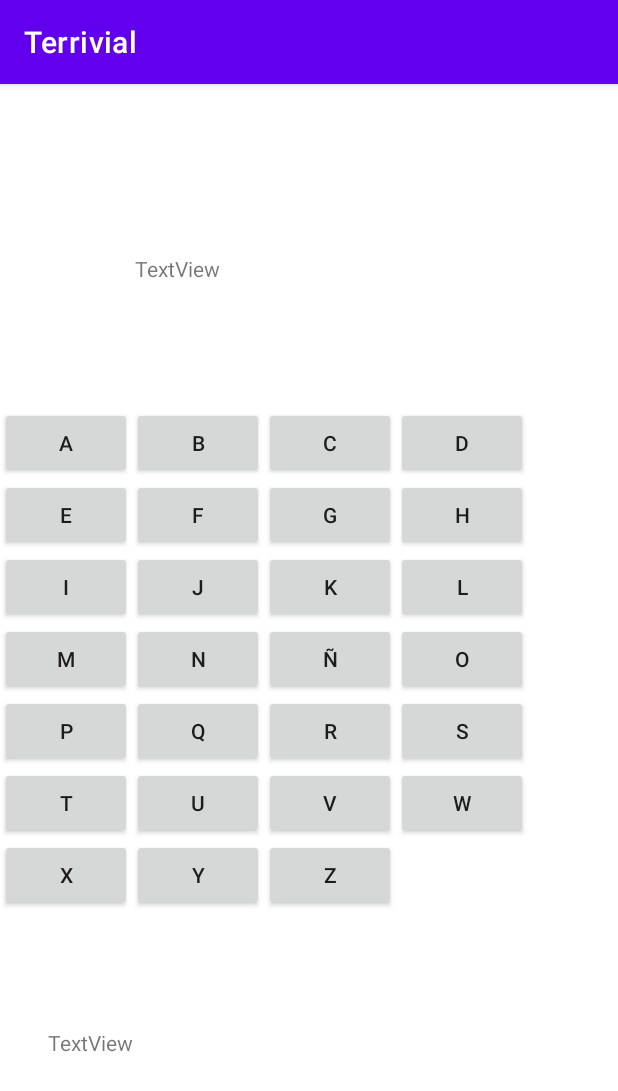
After one commit to casasDev/Terrivial, an Android app: the Ahorcadito screen opened directly, with no data from a screen before it, on a phone screen of 412 x 824 dp. The commit adds this screen. Shown: the top 1091 px of the screen. Run offline under Robolectric (Android 15) with nearby library versions, the phone set to English and light mode, and no system bars; network calls fail; 4 statements that could not run were skipped.

Commit message:
Ahorcado implementado y funcional. Falta rematar

```diff
--- a/app/src/main/AndroidManifest.xml
+++ b/app/src/main/AndroidManifest.xml
@@ -13,6 +13,8 @@
         android:supportsRtl="true"
         android:theme="@style/Theme.Terrivial"
         tools:targetApi="31">
+        <activity android:name=".vista.casino.Ahorcadito"
+            android:exported="false" />
         <activity android:name=".vista.casino.AdivinaNumero"
             android:exported="false" />
         <activity android:name=".vista.casino.JuegoView"
--- a/app/src/main/java/com/example/terrivial/modelo/casino/Minijuego.java
+++ b/app/src/main/java/com/example/terrivial/modelo/casino/Minijuego.java
@@ -7,8 +7,8 @@ import java.beans.PropertyChangeSupport;
 
 public abstract class Minijuego{
     private final PropertyChangeSupport pcs = new PropertyChangeSupport(this);
-    private int apuesta,foto;
-    private String nombre, descripcion;
+    private final int apuesta,foto;
+    private final String nombre, descripcion;
     public Minijuego(int apuesta, int foto, String descripcion, String nombre){
         this.apuesta = apuesta;
         this.foto = foto;
@@ -41,6 +41,8 @@ public abstract class Minijuego{
         if(lograda) {
             Partida.getInstance().setMonedas(Partida.getInstance().getMonedas() + (this.apuesta * 2));
             pcs.firePropertyChange("Apuesta lograda", null, null);
-        } else pcs.firePropertyChange("Perdiste",null,null);
+        } else pcs.firePropertyChange("Perdiste",getRespuesta(),null);
     }
+    public abstract void ejecutar(String s);
+    protected abstract String getRespuesta();
 }
--- a/app/src/main/java/com/example/terrivial/vista/MainActivity.kt
+++ b/app/src/main/java/com/example/terrivial/vista/MainActivity.kt
@@ -60,7 +60,7 @@ class MainActivity : AppCompatActivity(), PropertyChangeListener {
         casino = findViewById(R.id.casino)
         scaleUp = AnimationUtils.loadAnimation(this, R.anim.scale_up1)
         scaleDown = AnimationUtils.loadAnimation(this, R.anim.scale_down1)
-        Ahorcado.ListaPalabras.getMiLista().llenarLista(BufferedReader(InputStreamReader(assets.open("0_palabras_todas.txt"))).lines())
+        Ahorcado.llenarLista(BufferedReader(InputStreamReader(assets.open("0_palabras_todas.txt"))).lines())
         jugar.setOnClickListener {
             GestorSonidos.queSuene(this,R.raw.clickbutton)
             startActivity(Intent(this, MainActivity2::class.java))
--- /dev/null
+++ b/app/src/main/java/com/example/terrivial/vista/casino/Ahorcadito.kt
@@ -0,0 +1,55 @@
+package com.example.terrivial.vista.casino
+
+import android.os.Bundle
+import android.widget.Button
+import android.widget.TextView
+import androidx.gridlayout.widget.GridLayout
+import com.example.terrivial.R
+import com.example.terrivial.modelo.casino.Ahorcado
+import java.beans.PropertyChangeEvent
+
+class Ahorcadito : JuegoView() {
+    private lateinit var palabra : TextView
+    private lateinit var gridLetras : GridLayout
+    private lateinit var listaNegra : TextView
+    private val numFilas = 7
+    private val numColumnas = 4
+    override fun onCreate(savedInstanceState: Bundle?) {
+        super.onCreate(savedInstanceState)
+        palabra = findViewById(R.id.palabro)
+        gridLetras = findViewById(R.id.gridLetras)
+        listaNegra = findViewById(R.id.listaNegra)
+        this.juego = Ahorcado(this.getApuesta())
+        this.juego.addPropertyChangeListener(this)
+        generarBotones()
+    }
+    override fun getLayoutID(): Int {
+        return R.layout.ahorcado_layout
+    }
+    private fun generarBotones(){
+        gridLetras.columnCount = numColumnas
+        gridLetras.rowCount = numFilas
+        val abecedario = Ahorcado.getAbecedario()
+        var b: Button?
+        abecedario.forEach { i ->
+            b = Button(this)
+            b?.text = i.toString()
+            b?.setOnClickListener{
+                ejecutar(i.toString())
+            }
+            gridLetras.addView(b)
+        }
+    }
+    override fun propertyChange(p0: PropertyChangeEvent?) {
+        if(p0?.propertyName.equals("Letra acertada")){
+            palabra.text = (p0?.oldValue).toString().replace("]","").replace("[","").replace(",","")
+        }
+        else if(p0?.propertyName.equals("Letra fallada")){
+            listaNegra.text = (p0?.oldValue).toString().replace("]","").replace("[","")
+        }
+        else if(p0?.propertyName.equals("Primera peticion")){
+            palabra.text = (p0?.oldValue).toString().replace("]","").replace("[","").replace(",","")
+        }
+        else super.propertyChange(p0)
+    }
+}
--- a/app/src/main/java/com/example/terrivial/vista/casino/Casino.kt
+++ b/app/src/main/java/com/example/terrivial/vista/casino/Casino.kt
@@ -12,11 +12,14 @@ import org.w3c.dom.Text
 
 class Casino : AppCompatActivity() {
     private lateinit var b : Button
+    private lateinit var b2 : Button
     override fun onCreate(savedInstanceState: Bundle?) {
         super.onCreate(savedInstanceState)
         setContentView(R.layout.layout_casino)
         b = findViewById(R.id.button)
+        b2 = findViewById(R.id.button22)
         b.setOnClickListener { startActivity(Intent(this,AdivinaNumero::class.java)) }
+        b2.setOnClickListener { startActivity(Intent(this,Ahorcadito::class.java)) }
     }
     override fun onPause() {
         super.onPause()
--- /dev/null
+++ b/app/src/main/res/layout/ahorcado_layout.xml
@@ -0,0 +1,54 @@
+<?xml version="1.0" encoding="utf-8"?>
+<RelativeLayout xmlns:android="http://schemas.android.com/apk/res/android"
+    android:layout_width="match_parent"
+    android:layout_height="match_parent">
+
+    <TextView
+        android:id="@+id/textView3"
+        android:layout_width="92dp"
+        android:layout_height="wrap_content"
+        />
+
+    <TextView
+        android:id="@+id/palabro"
+        android:layout_width="218dp"
+        android:layout_height="44dp"
+        android:layout_alignEnd="@+id/textView3"
+        android:layout_alignBottom="@+id/textView3"
+        android:layout_alignParentStart="true"
+        android:layout_alignParentTop="true"
+        android:layout_marginStart="90dp"
+        android:layout_marginTop="113dp"
+        android:layout_marginEnd="-216dp"
+        android:layout_marginBottom="-138dp"
+        android:text="TextView" />
+
+    <androidx.gridlayout.widget.GridLayout
+        android:id="@+id/gridLetras"
+        android:layout_width="391dp"
+        android:layout_height="wrap_content"
+        android:layout_alignStart="@+id/palabro"
+        android:layout_alignEnd="@+id/palabro"
+        android:layout_alignBottom="@+id/palabro"
+        android:layout_alignParentTop="true"
+        android:layout_marginStart="-90dp"
+        android:layout_marginTop="215dp"
+        android:layout_marginEnd="-83dp"
+        android:layout_marginBottom="-397dp">
+
+    </androidx.gridlayout.widget.GridLayout>
+
+    <TextView
+        android:id="@+id/listaNegra"
+        android:layout_width="280dp"
+        android:layout_height="wrap_content"
+        android:layout_alignStart="@+id/palabro"
+        android:layout_alignTop="@+id/gridLetras"
+        android:layout_alignEnd="@+id/palabro"
+        android:layout_alignBottom="@+id/gridLetras"
+        android:layout_marginStart="-58dp"
+        android:layout_marginTop="414dp"
+        android:layout_marginEnd="-4dp"
+        android:layout_marginBottom="-109dp"
+        android:text="TextView" />
+</RelativeLayout>
```
Also changed, not shown: app/src/main/java/com/example/terrivial/modelo/casino/AdivinarNumero.java (+9 -1 lines), app/src/main/java/com/example/terrivial/modelo/casino/Ahorcado.java (+97 -8 lines), app/src/main/java/com/example/terrivial/vista/casino/AdivinaNumero.kt (+6 -4 lines), app/src/main/java/com/example/terrivial/vista/casino/JuegoView.kt (+7 -2 lines), app/src/main/res/layout/layout_casino.xml (+14 -0 lines).
